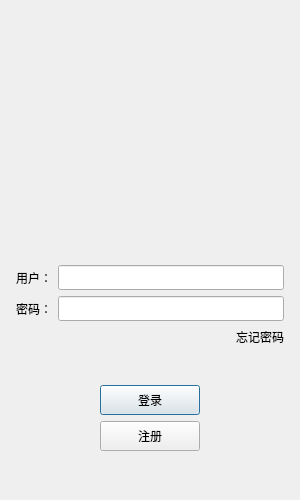
First picture: the form in client/Source/Forms/logindialog.ui, repository ggggtxgt/QtChat, before the edit.
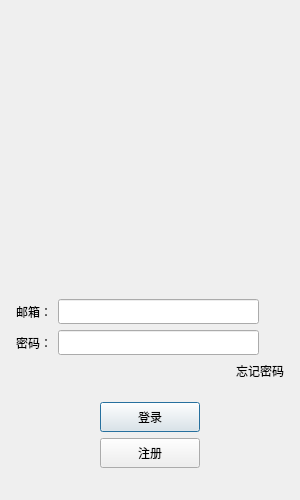
Second picture: the form after the edit. Icons and pictures are not drawn. Custom widgets are drawn as their Qt base class.

Patch:
```diff
--- a/client/Source/Forms/logindialog.ui
+++ b/client/Source/Forms/logindialog.ui
@@ -41,15 +41,37 @@
       <number>5</number>
      </property>
      <item>
-      <widget class="QWidget" name="widget" native="true">
+      <widget class="QLabel" name="err_tip">
+       <property name="minimumSize">
+        <size>
+         <width>0</width>
+         <height>25</height>
+        </size>
+       </property>
+       <property name="maximumSize">
+        <size>
+         <width>16777215</width>
+         <height>25</height>
+        </size>
+       </property>
+       <property name="text">
+        <string/>
+       </property>
+       <property name="alignment">
+        <set>Qt::AlignCenter</set>
+       </property>
+      </widget>
+     </item>
+     <item>
+      <widget class="QWidget" name="head_widget" native="true">
        <property name="minimumSize">
         <size>
          <width>200</width>
-         <height>200</height>
+         <height>230</height>
         </size>
        </property>
        <layout class="QGridLayout" name="gridLayout">
-        <item row="0" column="0">
+        <item row="1" column="0">
          <widget class="QLabel" name="head_label">
           <property name="minimumSize">
            <size>
@@ -104,7 +126,7 @@
           </size>
          </property>
          <property name="text">
-          <string>用户：</string>
+          <string>邮箱：</string>
          </property>
         </widget>
        </item>
@@ -124,6 +146,22 @@
          </property>
         </widget>
        </item>
+       <item>
+        <spacer name="horizontalSpacer_6">
+         <property name="orientation">
+          <enum>Qt::Horizontal</enum>
+         </property>
+         <property name="sizeType">
+          <enum>QSizePolicy::Fixed</enum>
+         </property>
+         <property name="sizeHint" stdset="0">
+          <size>
+           <width>25</width>
+           <height>20</height>
+          </size>
+         </property>
+        </spacer>
+       </item>
       </layout>
      </item>
      <item>
@@ -163,6 +201,22 @@
          </property>
         </widget>
        </item>
+       <item>
+        <spacer name="horizontalSpacer_7">
+         <property name="orientation">
+          <enum>Qt::Horizontal</enum>
+         </property>
+         <property name="sizeType">
+          <enum>QSizePolicy::Fixed</enum>
+         </property>
+         <property name="sizeHint" stdset="0">
+          <size>
+           <width>25</width>
+           <height>20</height>
+          </size>
+         </property>
+        </spacer>
+       </item>
       </layout>
      </item>
      <item>
```
Left out of the diff: 9 changed lines with no effect on the pictures.
